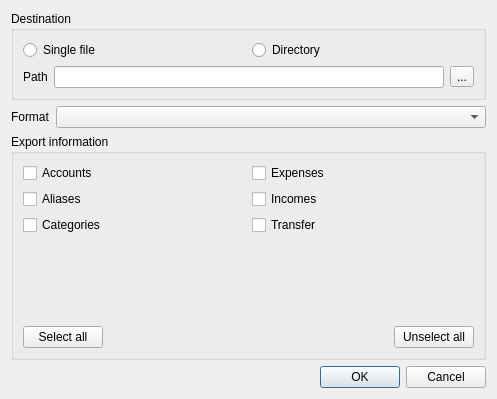
DarkHobbit/homewallet, file app/formatsgui/exportdialog.ui: the form before one commit.
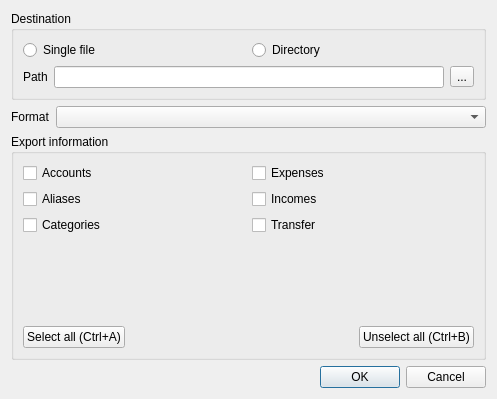
The form after the commit.

Commit message: In export dialog hotkeys works

What changed in the file:
```diff
--- a/app/formatsgui/exportdialog.ui
+++ b/app/formatsgui/exportdialog.ui
@@ -153,7 +153,7 @@
         <item>
          <widget class="QPushButton" name="btnSelectAll">
           <property name="text">
-           <string>Select all</string>
+           <string>Select all (Ctrl+A)</string>
           </property>
          </widget>
         </item>
@@ -173,7 +173,7 @@
         <item>
          <widget class="QPushButton" name="btnUnselectAll">
           <property name="text">
-           <string>Unselect all</string>
+           <string>Unselect all (Ctrl+B)</string>
           </property>
          </widget>
         </item>
```
Left out of the diff: 19 changed lines with no effect on the pictures. The commit also changes 1 other file.
